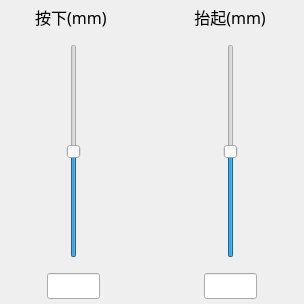
The window that Module/ModuleLinear.ui (wlffeng2008/AKKOStdio) describes before a commit, drawn with Qt 5.
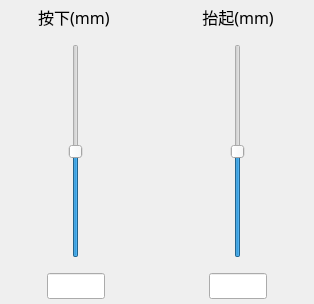
The same window after the commit. Icons and pictures are not drawn.

What changed in the file:
```diff
--- a/Module/ModuleLinear.ui
+++ b/Module/ModuleLinear.ui
@@ -6,7 +6,7 @@
    <rect>
     <x>0</x>
     <y>0</y>
-    <width>304</width>
+    <width>314</width>
     <height>304</height>
    </rect>
   </property>
```
Left out of the diff: 3 changed lines with no effect on the pictures.
